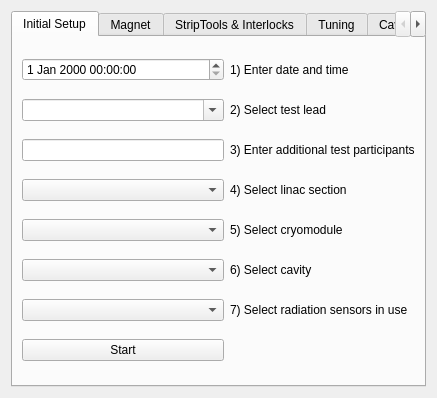
Qt form GuidedCommissioningScreens.ui (slaclab/rf_commissioning) before a commit.
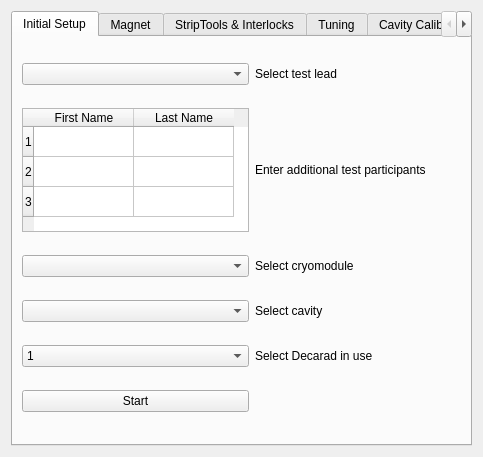
The same form after that commit. The open tabs and pages were chosen to show the change. Custom widgets are drawn as their Qt base class.

Commit message: added gui listeners, reformatted ui file, added table for additional participants

The edit to the form file:
```diff
--- a/GuidedCommissioningScreens.ui
+++ b/GuidedCommissioningScreens.ui
@@ -6,8 +6,8 @@
    <rect>
     <x>0</x>
     <y>0</y>
-    <width>437</width>
-    <height>398</height>
+    <width>483</width>
+    <height>457</height>
    </rect>
   </property>
   <property name="windowTitle">
@@ -24,114 +24,115 @@
        <string>Initial Setup</string>
       </attribute>
       <layout class="QGridLayout" name="gridLayout">
-       <item row="5" column="1">
+       <item row="3" column="1">
         <widget class="QLabel" name="label_5">
          <property name="text">
-          <string>6) Select cavity</string>
+          <string>Select cavity</string>
          </property>
         </widget>
        </item>
-       <item row="3" column="0">
-        <widget class="PyDMEnumComboBox" name="pick_linacsection">
-         <property name="toolTip">
-          <string/>
-         </property>
-        </widget>
-       </item>
-       <item row="2" column="0">
-        <widget class="QLineEdit" name="test_members">
-         <property name="toolTip">
-          <string>&lt;html&gt;&lt;head/&gt;&lt;body&gt;&lt;p&gt;Enter additional test team members, separated by comma&lt;/p&gt;&lt;/body&gt;&lt;/html&gt;</string>
-         </property>
-        </widget>
-       </item>
-       <item row="1" column="0">
-        <widget class="PyDMEnumComboBox" name="testlead">
-         <property name="toolTip">
-          <string/>
-         </property>
-         <property name="editable">
-          <bool>true</bool>
-         </property>
-        </widget>
-       </item>
-       <item row="0" column="1">
-        <widget class="QLabel" name="label">
-         <property name="text">
-          <string>1) Enter date and time</string>
-         </property>
-        </widget>
-       </item>
-       <item row="6" column="1">
+       <item row="4" column="1">
         <widget class="QLabel" name="label_6">
          <property name="text">
-          <string>7) Select radiation sensors in use</string>
+          <string>Select Decarad in use</string>
          </property>
         </widget>
        </item>
-       <item row="1" column="1">
+       <item row="0" column="0">
+        <widget class="QComboBox" name="testlead"/>
+       </item>
+       <item row="0" column="1">
         <widget class="QLabel" name="label_2">
          <property name="text">
-          <string>2) Select test lead</string>
+          <string>Select test lead</string>
          </property>
         </widget>
        </item>
-       <item row="4" column="1">
-        <widget class="QLabel" name="label_4">
-         <property name="text">
-          <string>5) Select cryomodule</string>
-         </property>
+       <item row="4" column="0">
+        <widget class="QComboBox" name="pick_radmonitor">
+         <item>
+          <property name="text">
+           <string>1</string>
+          </property>
+         </item>
+         <item>
+          <property name="text">
+           <string>2</string>
+          </property>
+         </item>
         </widget>
        </item>
-       <item row="6" column="0">
-        <widget class="PyDMEnumComboBox" name="pick_radmonitor">
-         <property name="toolTip">
-          <string/>
-         </property>
-         <property name="duplicatesEnabled">
-          <bool>false</bool>
-         </property>
-        </widget>
-       </item>
-       <item row="2" column="1">
-        <widget class="QLabel" name="label_3">
-         <property name="text">
-          <string>3) Enter additional test participants</string>
-         </property>
-        </widget>
-       </item>
-       <item row="7" column="0">
+       <item row="5" column="0">
         <widget class="QPushButton" name="start_button">
          <property name="text">
           <string>Start</string>
          </property>
         </widget>
        </item>
-       <item row="3" column="1">
-        <widget class="QLabel" name="label_9">
+       <item row="3" column="0">
+        <widget class="QComboBox" name="pick_cavity"/>
+       </item>
+       <item row="2" column="1">
+        <widget class="QLabel" name="label_4">
          <property name="text">
-          <string>4) Select linac section</string>
+          <string>Select cryomodule</string>
          </property>
         </widget>
        </item>
-       <item row="0" column="0">
-        <widget class="PyDMDateTimeEdit" name="test_date">
-         <property name="toolTip">
-          <string/>
-         </property>
-        </widget>
+       <item row="2" column="0">
+        <widget class="QComboBox" name="pick_cm"/>
        </item>
-       <item row="4" column="0">
-        <widget class="PyDMEnumComboBox" name="pick_cm">
-         <property name="toolTip">
-          <string/>
+       <item row="1" column="0">
+        <widget class="QTableWidget" name="test_members">
+         <property name="sizePolicy">
+          <sizepolicy hsizetype="Maximum" vsizetype="Maximum">
+           <horstretch>0</horstretch>
+           <verstretch>0</verstretch>
+          </sizepolicy>
          </property>
+         <property name="verticalScrollBarPolicy">
+          <enum>Qt::ScrollBarAsNeeded</enum>
+         </property>
+         <property name="horizontalScrollBarPolicy">
+          <enum>Qt::ScrollBarAsNeeded</enum>
+         </property>
+         <property name="sizeAdjustPolicy">
+          <enum>QAbstractScrollArea::AdjustToContents</enum>
+         </property>
+         <row>
+          <property name="text">
+           <string>1</string>
+          </property>
+         </row>
+         <row>
+          <property name="text">
+           <string>2</string>
+          </property>
+         </row>
+         <row>
+          <property name="text">
+           <string>3</string>
+          </property>
+         </row>
+         <column>
+          <property name="text">
+           <string>First Name</string>
+          </property>
+         </column>
+         <column>
+          <property name="text">
+           <string>Last Name</string>
+          </property>
+         </column>
         </widget>
        </item>
-       <item row="5" column="0">
-        <widget class="PyDMEnumComboBox" name="pick_cavity">
-         <property name="toolTip">
-          <string/>
+       <item row="1" column="1">
+        <widget class="QLabel" name="label">
+         <property name="text">
+          <string>Enter additional test participants</string>
+         </property>
+         <property name="wordWrap">
+          <bool>true</bool>
          </property>
         </widget>
        </item>
@@ -309,16 +310,6 @@
   </layout>
  </widget>
  <customwidgets>
-  <customwidget>
-   <class>PyDMDateTimeEdit</class>
-   <extends>QDateTimeEdit</extends>
-   <header>pydm.widgets.datetime</header>
-  </customwidget>
-  <customwidget>
-   <class>PyDMEnumComboBox</class>
-   <extends>QComboBox</extends>
-   <header>pydm.widgets.enum_combo_box</header>
-  </customwidget>
   <customwidget>
    <class>PyDMRelatedDisplayButton</class>
    <extends>QPushButton</extends>
```
Left out of the diff: 2 changed lines with no effect on the pictures. The commit also changes 3 other files.
